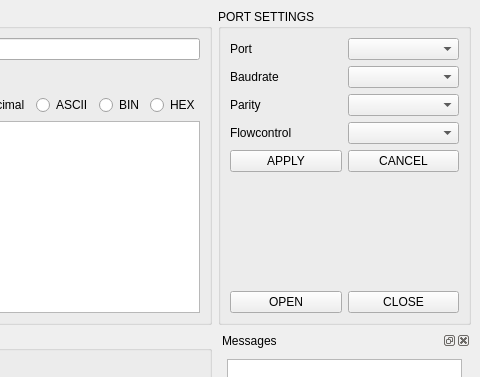
Before: the Qt Designer form main_window_form.ui in a15981097537/konying_id8, drawn with Qt 5; both pictures show x 428 to 908 and y 0 to 377 of the 908 by 666 pixel window.
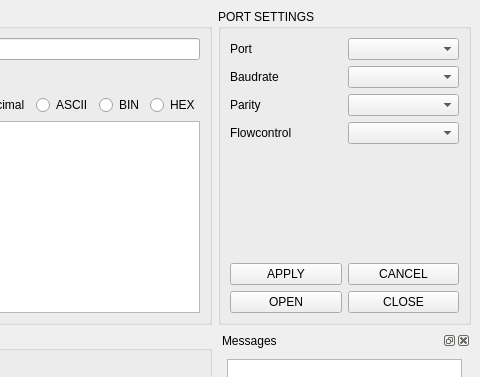
After: the same form once the commit is applied.

What changed in the file:
```diff
--- a/main_window_form.ui
+++ b/main_window_form.ui
@@ -231,30 +231,6 @@
          </item>
         </layout>
        </item>
-       <item>
-        <layout class="QHBoxLayout" name="horizontalLayout_10">
-         <item>
-          <widget class="QPushButton" name="bt_apply">
-           <property name="statusTip">
-            <string>Apply port settings</string>
-           </property>
-           <property name="text">
-            <string>APPLY</string>
-           </property>
-          </widget>
-         </item>
-         <item>
-          <widget class="QPushButton" name="bt_cancel">
-           <property name="statusTip">
-            <string>Cancel new settings </string>
-           </property>
-           <property name="text">
-            <string>CANCEL</string>
-           </property>
-          </widget>
-         </item>
-        </layout>
-       </item>
        <item>
         <spacer name="verticalSpacer">
          <property name="orientation">
@@ -268,6 +244,30 @@
          </property>
         </spacer>
        </item>
+       <item>
+        <layout class="QHBoxLayout" name="horizontalLayout_10">
+         <item>
+          <widget class="QPushButton" name="bt_apply">
+           <property name="statusTip">
+            <string>Apply port settings</string>
+           </property>
+           <property name="text">
+            <string>APPLY</string>
+           </property>
+          </widget>
+         </item>
+         <item>
+          <widget class="QPushButton" name="bt_cancel">
+           <property name="statusTip">
+            <string>Cancel new settings </string>
+           </property>
+           <property name="text">
+            <string>CANCEL</string>
+           </property>
+          </widget>
+         </item>
+        </layout>
+       </item>
        <item>
         <layout class="QHBoxLayout" name="horizontalLayout_7">
          <item>
```
